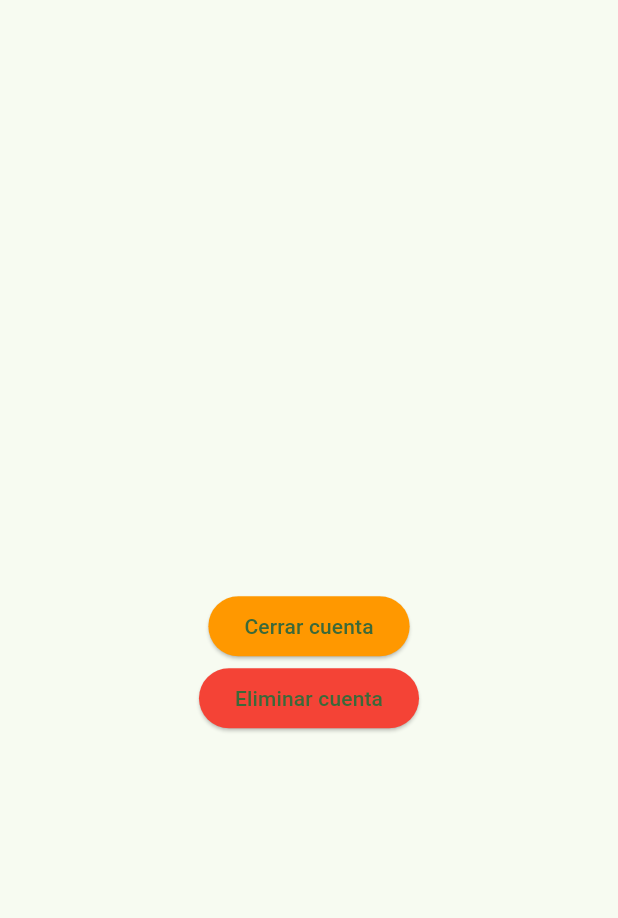
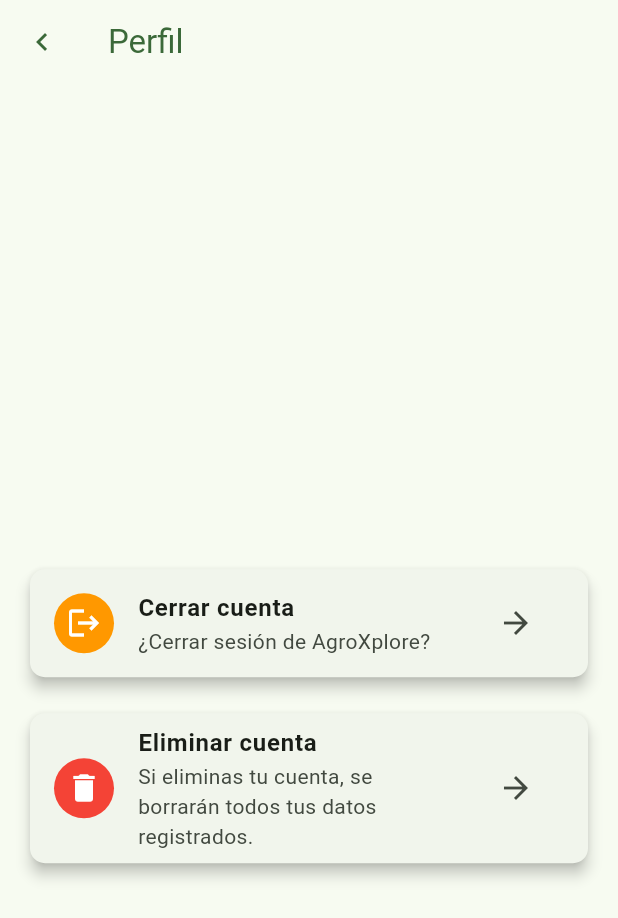
Before and after one commit to jhosepct/agro_xplore, a Flutter app: the ProfileBody screen opened directly, on a phone screen of 412 x 824 dp. Shown: the top 918 px of the screen. Run offline on Flutter 3.47's test engine with Material 3 defaults, Android fonts, the light colour scheme and no system bars; our stand-ins replace bloc, cloud_firestore, connectivity_plus, equatable, firebase_auth, firebase_core and 9 more; accounts and stored records are empty; network calls fail.

Commit message:
modify profile styles

```diff
--- a/lib/screens/profile/view/profile_body.dart
+++ b/lib/screens/profile/view/profile_body.dart
@@ -8,13 +8,13 @@ import '../cubit/my_user_cubit.dart';
 
 class ProfileBody extends StatefulWidget {
   const ProfileBody({super.key});
+
   @override
   State<ProfileBody> createState() => _ProfileBodyState();
 }
 
 class _ProfileBodyState extends State<ProfileBody> {
   FirebaseProvider firebaseProvider = FirebaseProvider();
-  bool isEditting = false;
   bool isSaving = false;
 
   @override
@@ -25,44 +25,94 @@ class _ProfileBodyState extends State<ProfileBody> {
   @override
   Widget build(BuildContext context) {
     return Scaffold(
+      appBar: AppBar(
+        title: Text('Perfil', style: TextStyle(color: Theme.of(context).colorScheme.primary)),
+        backgroundColor: Colors.transparent,
+        leading: IconButton(
+          icon: Icon(
+            Icons.chevron_left,
+            color: Theme.of(context).colorScheme.primary,
+            size: 24,
+          ),
+          onPressed: () {
+            Navigator.pop(context);
+          },
+        ),
+        elevation: 0,
+      ),
       body: isSaving
           ? const Center(child: CircularProgressIndicator())
           : Center(
         child: SingleChildScrollView(
+          child: Padding(
+            padding: const EdgeInsets.all(16.0),
             child: Column(
               crossAxisAlignment: CrossAxisAlignment.center,
               mainAxisAlignment: MainAxisAlignment.center,
               children: [
-                    const SizedBox(height: 8),
+                const SizedBox(height: 16),
                 Text(me.name,
                   style: const TextStyle(
                     fontSize: 30,
                     fontWeight: FontWeight.bold,
-                            color: Colors.blue)),
-                    const SizedBox(height: 8),
-                    // Visibility(
-                    //   visible: !isEditting,
-                    //   child: FloatingActionButton(
-                    //     onPressed: () {
-                    //       setState(() {
-                    //         isEditting = true;
-                    //       });
-                    //     },
-                    //     child: const Icon(Icons.edit),
-                    //   ),
-                    // ),
-                    ElevatedButton(
-                      style: const ButtonStyle(
-                          backgroundColor:
-                              MaterialStatePropertyAll(Colors.orange)),
-                      onPressed: () async {
+                    color: Colors.green,
+                  ),
+                ),
+                const SizedBox(height: 16),
+                _buildActionCard(
+                  context,
+                  'Cerrar cuenta',
+                  '¿Cerrar sesión de AgroXplore?',
+                  Icons.logout,
+                  Colors.orange,
+                  _signOut,
+                ),
+                const SizedBox(height: 16),
+                _buildActionCard(
+                  context,
+                  'Eliminar cuenta',
+                  'Si eliminas tu cuenta, se borrarán todos tus datos registrados.',
+                  Icons.delete,
+                  Colors.red,
+                  _deleteAccount,
+                ),
+              ],
+            ),
+          ),
+        ),
+      ),
+    );
+  }
+
+  Widget _buildActionCard(BuildContext context, String title, String content, IconData icon, Color color, Function onTap) {
+    return Card(
+      elevation: 4,
+      shape: RoundedRectangleBorder(
+        borderRadius: BorderRadius.circular(10),
+      ),
+      child: ListTile(
+        leading: CircleAvatar(
+          backgroundColor: color,
+          child: Icon(icon, color: Colors.white),
+        ),
+        title: Text(title, style: const TextStyle(fontWeight: FontWeight.bold)),
+        subtitle: Text(content),
+        trailing: IconButton(
+          icon: const Icon(Icons.arrow_forward),
+          onPressed: () {
+            _showConfirmationDialog(context, title, content, onTap);
+          },
+        ),
+      ),
+    );
+  }
+
+  void _showConfirmationDialog(BuildContext context, String title, String content, Function onTap) {
     showDialog(
       context: context,
-                            builder: (BuildContext context) =>
-                                CupertinoAlertDialog(
-                                  title: const Text('¿Cerrar sesion?'),
-                                  content: const Text(
-                                      '¿Estas seguro que deseas salir de AgroXplore?'),
+      builder: (BuildContext context) => CupertinoAlertDialog(
+        title: Text(title),
+        content: Text(content),
         actions: [
           TextButton(
             onPressed: () {
@@ -72,70 +122,28 @@ class _ProfileBodyState extends State<ProfileBody> {
           ),
           ElevatedButton(
             onPressed: () async {
-                                        await context
-                                            .read<AuthCubit>()
-                                            .signOut()
-                                            .then((value) {
-                                          context.read<MyUserCubit>().logOut();
-                                          Navigator.pop(context);
-                                          Navigator.pop(context);
-                                        });
-                                      },
-                                      child: const Text('Si'),
-                                    ),
-                                  ],
-                                ));
-                      },
-                      child: const Text('Cerrar cuenta'),
-                    ),
-                    ElevatedButton(
-                      style: const ButtonStyle(
-                          backgroundColor:
-                              MaterialStatePropertyAll(Colors.red)),
-                      onPressed: () async {
-                        showDialog(
-                            context: context,
-                            builder: (BuildContext context) =>
-                                CupertinoAlertDialog(
-                                  title: const Text(
-                                      '¿Estas seguro que deseas Eliminar tu cuenta?'),
-                                  content: const Text(
-                                      'Si eliminas tu cuenta se borraran todos tus datos registrados.'),
-                                  actions: [
-                                    TextButton(
-                                      onPressed: () {
+              await onTap();
               Navigator.pop(context);
             },
-                                      child: const Text('Cancelar'),
-                                    ),
-                                    ElevatedButton(
-                                      style: const ButtonStyle(
-                                          backgroundColor:
-                                              MaterialStatePropertyAll(
-                                                  Colors.red)),
-                                      onPressed: () async {
-                                        await firebaseProvider.eliminarCuenta();
-                                        // ignore: use_build_context_synchronously
-                                        await context
-                                            .read<AuthCubit>()
-                                            .signOut()
-                                            .then((value) {
-                                          context.read<MyUserCubit>().logOut();
-                                          Navigator.pop(context);
-                                          Navigator.pop(context);
-                                        });
-                                      },
-                                      child: const Text('Eliminar'),
-                                    ),
-                                  ],
-                                ));
-                      },
-                      child: const Text('Eliminar cuenta'),
+            child: const Text('Confirmar'),
           ),
         ],
       ),
-              ),
-            ),
     );
   }
+
+  Future<void> _signOut() async {
+    await context.read<AuthCubit>().signOut().then((value) {
+      context.read<MyUserCubit>().logOut();
+      Navigator.pop(context);
+    });
   }
+
+  Future<void> _deleteAccount() async {
+    await firebaseProvider.eliminarCuenta();
+    await context.read<AuthCubit>().signOut().then((value) {
+      context.read<MyUserCubit>().logOut();
+      Navigator.pop(context);
+    });
+  }
+}
```
Lines whose indentation alone changed are shown as unchanged.
